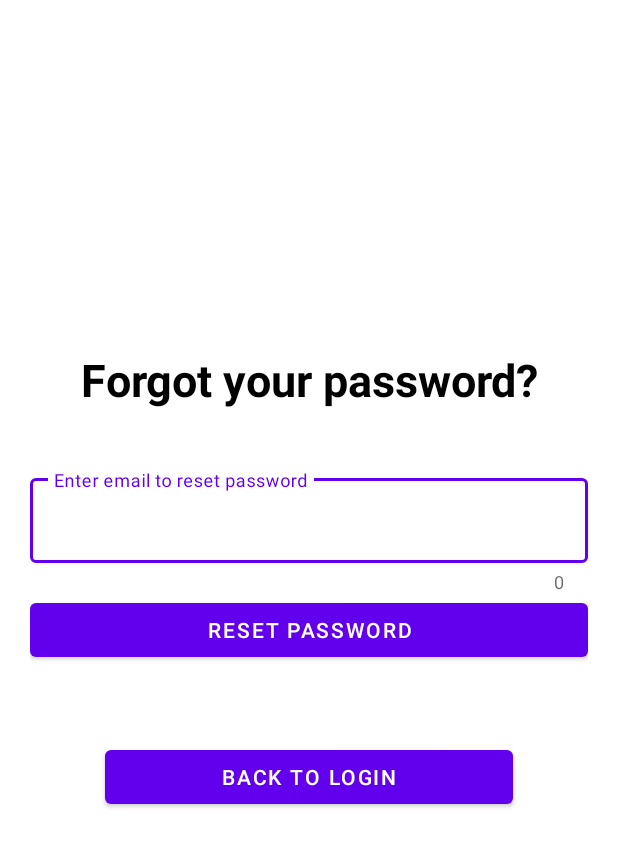
After one commit to sevric/Movies, an Android app: the fragment ResetPasswordFragment shown on its own in the app's theme, on a phone screen of 412 x 824 dp. The commit adds this screen. Shown: the top 847 px of the screen. Run offline under Robolectric (Android 15) with nearby library versions, the phone set to English and light mode, and no system bars; network calls fail.

Commit message:
Adds Reset Password screen

```diff
--- /dev/null
+++ b/app/src/main/java/com/severin/movies/presentation/ui/ResetPasswordFragment.kt
@@ -0,0 +1,113 @@
+package com.severin.movies.presentation.ui
+
+import android.os.Bundle
+import androidx.fragment.app.Fragment
+import android.view.LayoutInflater
+import android.view.View
+import android.view.ViewGroup
+import android.widget.Toast
+import com.severin.movies.R
+import com.severin.movies.databinding.FragmentResetPasswordBinding
+
+class ResetPasswordFragment : Fragment() {
+
+    private var emailToResetStr: String? = null
+
+    private var _binding: FragmentResetPasswordBinding? = null
+    private val binding get() = _binding!!
+
+    override fun onCreate(savedInstanceState: Bundle?) {
+        super.onCreate(savedInstanceState)
+
+        parseArguments()
+    }
+
+    override fun onCreateView(
+        inflater: LayoutInflater, container: ViewGroup?,
+        savedInstanceState: Bundle?
+    ): View {
+        _binding = FragmentResetPasswordBinding.inflate(inflater, container, false)
+        return binding.root
+    }
+
+    override fun onViewCreated(view: View, savedInstanceState: Bundle?) {
+        super.onViewCreated(view, savedInstanceState)
+
+        initiateViews()
+        setClickListeners()
+        observeResetPasswordViewModel()
+    }
+
+
+    override fun onDestroyView() {
+        super.onDestroyView()
+        _binding = null
+    }
+
+    private fun parseArguments() {
+        val args = arguments
+        if (args == null) {
+            Toast.makeText(
+                this.requireContext(),
+                NO_EMAIL_PASSED_NOTIFICATION,
+                Toast.LENGTH_SHORT
+            ).show()//TODO(replace the Toast by an appearing an AlertFragment)
+            activity?.supportFragmentManager?.popBackStack()//TODO(make the fragment close and back to the previous frag)
+        } else if (!(args.containsKey(EMAIL_TO_RESET_STR_KEY))) {
+            Toast.makeText(
+                this.requireContext(),
+                REQUEST_PROVIDE_EMAIL_NOTIFICATION,
+                Toast.LENGTH_SHORT
+            ).show()//TODO(replace the Toast by an appearing an AlertFragment)
+            activity?.supportFragmentManager?.popBackStack()
+            //TODO(make the fragment close and back to the previous frag)
+        } else {
+            emailToResetStr = args.getString(EMAIL_TO_RESET_STR_KEY)
+        }
+    }
+
+    private fun initiateViews() {
+        binding.inputEmailResetPassword.setText(emailToResetStr)
+    }
+
+    private fun setClickListeners() {
+        binding.btnResetPassword.setOnClickListener {
+            val emailString = binding.inputEmailResetPassword.text.toString()
+            //TODO(call password reset of reset password view model with the emailString parameter)
+        }
+        binding.btnBackToLogin.setOnClickListener {
+            val emailString = binding.inputEmailResetPassword.text.toString()
+            requireActivity().supportFragmentManager.beginTransaction()
+                .replace(
+                    R.id.main_navigation_view,
+                    LoginFragment.newInstance(
+                        emailString
+                    )
+                )
+                .addToBackStack(null)
+                .commit()
+        }
+    }
+
+    private fun observeResetPasswordViewModel() {
+        //TODO(observe error of reset password view model
+        // and Toast it's text when unsuccessful reset request (error != null))
+
+        //TODO(observe isSuccessful of reset password view model
+        // and Toast the notification about successful email sending if isSuccessful == true)
+    }
+
+    companion object {
+        private const val EMAIL_TO_RESET_STR_KEY = "emailToResetStr"
+        private const val NO_EMAIL_PASSED_NOTIFICATION = "No email were passed"
+        private const val REQUEST_PROVIDE_EMAIL_NOTIFICATION = "Provide your email"
+
+        @JvmStatic
+        fun newInstance(emailToResetPassword: String) =
+            ResetPasswordFragment().apply {
+                arguments = Bundle().apply {
+                    putString(EMAIL_TO_RESET_STR_KEY, emailToResetPassword)
+                }
+            }
+    }
+}
--- /dev/null
+++ b/app/src/main/res/layout/fragment_reset_password.xml
@@ -0,0 +1,63 @@
+<?xml version="1.0" encoding="utf-8"?>
+<androidx.constraintlayout.widget.ConstraintLayout xmlns:android="http://schemas.android.com/apk/res/android"
+    xmlns:app="http://schemas.android.com/apk/res-auto"
+    xmlns:tools="http://schemas.android.com/tools"
+    android:layout_width="match_parent"
+    android:layout_height="match_parent"
+    android:background="@color/white"
+    android:paddingStart="@dimen/account_pages_root_padding"
+    android:paddingEnd="@dimen/account_pages_root_padding"
+    tools:context=".presentation.ui.ResetPasswordFragment">
+
+    <TextView
+        android:id="@+id/tvForgotPassTitle"
+        android:layout_width="match_parent"
+        android:layout_height="wrap_content"
+        android:layout_marginBottom="@dimen/reset_password_tv_title_margin_bottom"
+        android:text="@string/title_forgot_your_password"
+        android:textAlignment="center"
+        android:textColor="@color/black"
+        android:textSize="@dimen/account_pages_regular_text_size"
+        android:textStyle="bold"
+        app:layout_constraintBottom_toTopOf="@+id/inputEmailResetPasswordContainer"
+        app:layout_constraintTop_toTopOf="parent"
+        app:layout_constraintVertical_chainStyle="packed" />
+
+    <com.google.android.material.textfield.TextInputLayout
+        android:id="@+id/inputEmailResetPasswordContainer"
+        style="@style/Widget.MaterialComponents.TextInputLayout.OutlinedBox"
+        android:layout_width="match_parent"
+        android:layout_height="wrap_content"
+        android:hint="@string/hint_enter_email_to_reset_password"
+        app:counterEnabled="true"
+        app:errorEnabled="true"
+        app:errorIconDrawable="@drawable/ic_alert_circle"
+        app:layout_constraintBottom_toTopOf="@+id/btnResetPassword"
+        app:layout_constraintTop_toBottomOf="@+id/tvForgotPassTitle">
+
+        <com.google.android.material.textfield.TextInputEditText
+            android:id="@+id/inputEmailResetPassword"
+            android:layout_width="match_parent"
+            android:layout_height="wrap_content" />
+
+    </com.google.android.material.textfield.TextInputLayout>
+
+    <Button
+        android:id="@+id/btnResetPassword"
+        android:layout_width="match_parent"
+        android:layout_height="wrap_content"
+        android:contentDescription="@string/description_btn_reset_password"
+        android:text="@string/btn_reset_password"
+        app:layout_constraintBottom_toTopOf="@+id/btnBackToLogin"
+        app:layout_constraintTop_toBottomOf="@+id/inputEmailResetPasswordContainer" />
+
+    <Button
+        android:id="@+id/btnBackToLogin"
+        android:layout_width="match_parent"
+        android:layout_height="wrap_content"
+        android:layout_margin="@dimen/reset_password_btn_margin"
+        android:contentDescription="@string/description_btn_back_to_login"
+        android:text="@string/btn_back_to_login"
+        app:layout_constraintBottom_toBottomOf="parent"
+        app:layout_constraintTop_toBottomOf="@+id/btnResetPassword" />
+</androidx.constraintlayout.widget.ConstraintLayout>
--- a/app/src/main/res/values/dimens.xml
+++ b/app/src/main/res/values/dimens.xml
@@ -57,5 +57,8 @@
     <dimen name="favourites_nav_icon_dimension">128dp</dimen>
     <dimen name="account_circle_dimension">24dp</dimen>
     <dimen name="account_pages_til_margin_bottom">15dp</dimen>
+    <dimen name="reset_password_tv_title_margin_bottom">40dp</dimen>
+    <dimen name="account_pages_regular_text_size">30sp</dimen>
+    <dimen name="reset_password_btn_margin">50dp</dimen>
 
 </resources>
--- a/app/src/main/res/values/strings.xml
+++ b/app/src/main/res/values/strings.xml
@@ -26,6 +26,10 @@
     <string name="description_btn_add_to_favorites">Button to add to favorites</string>
     <string name="description_btn_trailer_watch">Search trailers on YouTube button</string>
     <string name="description_btn_register">Button to register with the data your filled</string>
+    <string name="description_btn_reset_password">
+        Button to reset password with the email you filled
+    </string>
+    <string name="description_btn_back_to_login">Button to back to login page</string>
 
     <!--Views texts-->
     <string name="title_part_for_kids">For kids</string>
@@ -56,6 +60,9 @@
     <string name="title_default_genre_name">Default genre name</string>
     <string name="title_movies_by_query_text">Movies by query \"query\"</string>
     <string name="title_movies_by_query">Movies by query \"%1$s\"</string>
+    <string name="title_forgot_your_password">Forgot your password?</string>
+    <string name="btn_reset_password">Reset password</string>
+    <string name="btn_back_to_login">Back to login</string>
 
     <!--Hint texts-->
     <string name="hint_search_field">search movies…</string>
@@ -67,6 +74,7 @@
     <string name="hint_last_name">Last Name</string>
     <string name="hint_age">Age</string>
     <string name="hint_register">Register</string>
+    <string name="hint_enter_email_to_reset_password">Enter email to reset password</string>
 
     <!--Spinner list-->
     <string name="spinner_option_month">month</string>
```
